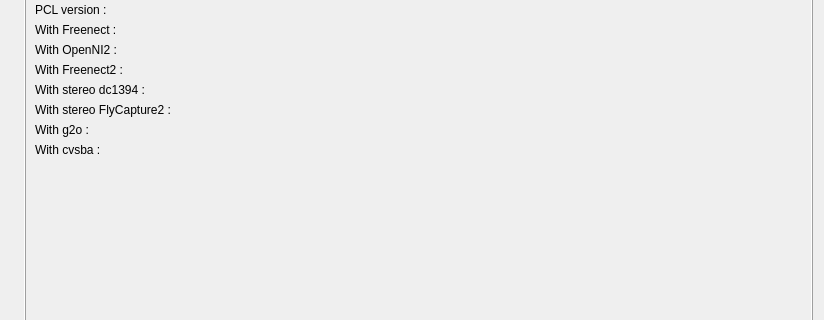
First picture: the form in guilib/src/ui/aboutDialog.ui, repository introlab/rtabmap, before the edit; both pictures show x 0 to 824 and y 180 to 500 of the 824 by 581 pixel window.
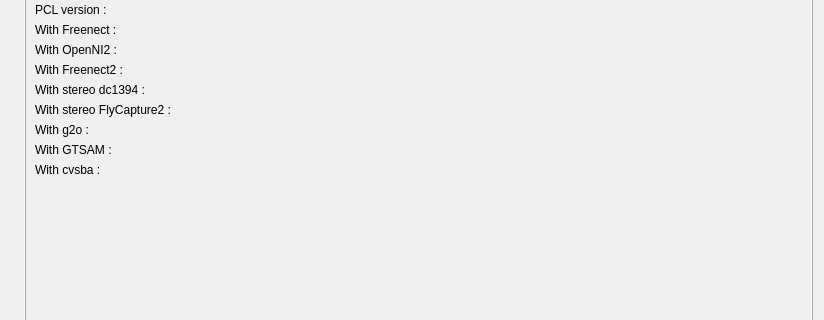
Second picture: the form after the edit. Icons and pictures are not drawn.

Commit message: Added parameter "RGBD/OptimizeRobust" (default true) to use Vertigo robust graph optimization (only for g2o and GTSAM optimization strategies). Added GTSAM support.

```diff
--- a/guilib/src/ui/aboutDialog.ui
+++ b/guilib/src/ui/aboutDialog.ui
@@ -293,14 +293,14 @@
             </property>
            </widget>
           </item>
-          <item row="16" column="0">
+          <item row="17" column="0">
            <widget class="QLabel" name="label_18">
             <property name="text">
              <string>With cvsba :</string>
             </property>
            </widget>
           </item>
-          <item row="16" column="1">
+          <item row="17" column="1">
            <widget class="QLabel" name="label_cvsba">
             <property name="text">
              <string/>
@@ -310,6 +310,23 @@
             </property>
            </widget>
           </item>
+          <item row="16" column="0">
+           <widget class="QLabel" name="label_19">
+            <property name="text">
+             <string>With GTSAM :</string>
+            </property>
+           </widget>
+          </item>
+          <item row="16" column="1">
+           <widget class="QLabel" name="label_gtsam">
+            <property name="text">
+             <string/>
+            </property>
+            <property name="alignment">
+             <set>Qt::AlignLeading|Qt::AlignLeft|Qt::AlignVCenter</set>
+            </property>
+           </widget>
+          </item>
          </layout>
         </item>
         <item>
```
Left out of the diff: 14 changed lines with no effect on the pictures. The commit also changes 39 other files.
